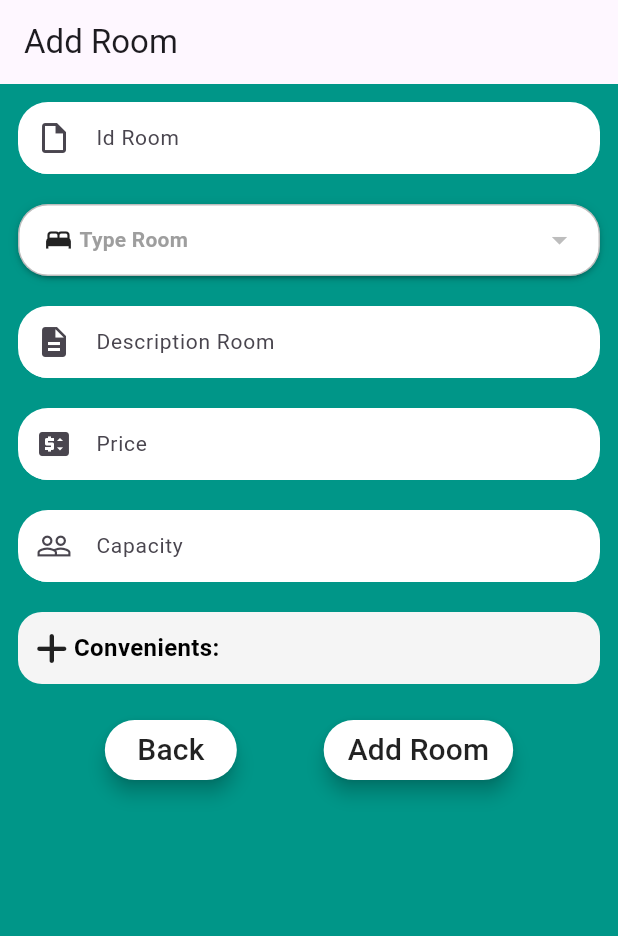
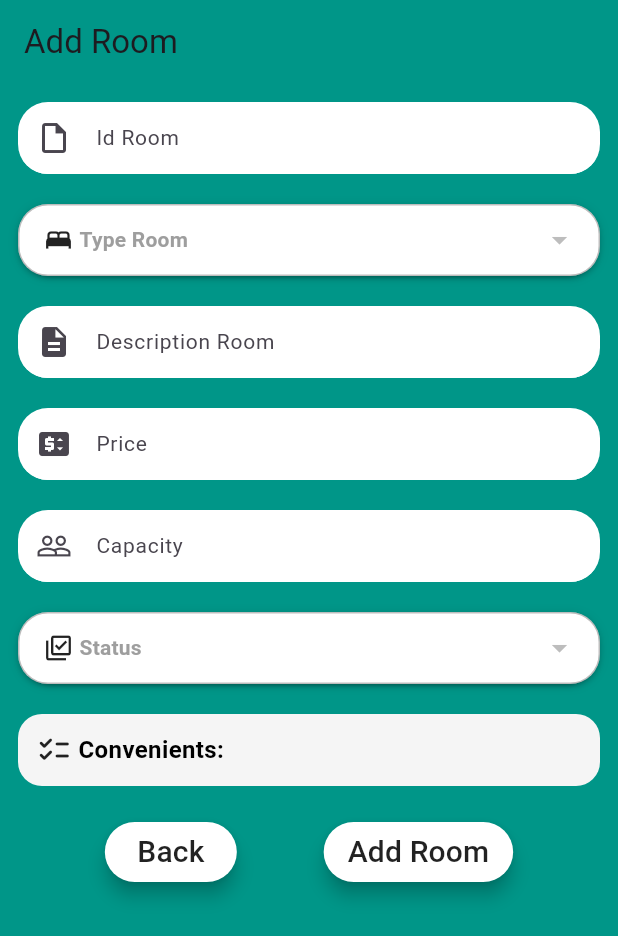
Before and after one commit to tghhyda/n100_hotel_booking, a Flutter app: the AddRoomPage screen opened directly with empty values, after a tap on "Add Room", on a phone screen of 412 x 824 dp. Shown: the top 936 px of the screen. Run offline on Flutter 3.47's test engine with Material 2 defaults, Android fonts, the phone set to English and light mode, and no system bars; drawn by our look-alikes of dropdown_button2; our stand-ins replace cloud_firestore, firebase_auth, firebase_core, firebase_storage, font_awesome_flutter, image_picker and 1 more; accounts and stored records are empty.

Commit message:
thêm thuộc tính cho room

```diff
--- a/lib/pages/adminPages/roomManagement/add_room_page.dart
+++ b/lib/pages/adminPages/roomManagement/add_room_page.dart
@@ -6,6 +6,7 @@ import 'package:n100_hotel_booking/components/dropdownButton/dropdown_button_wid
 import 'package:n100_hotel_booking/components/textFormField/text_form_field_widget.dart';
 import 'package:n100_hotel_booking/constants/app_colors_ext.dart';
 import 'package:n100_hotel_booking/models/room/convenient_model.dart';
+import 'package:n100_hotel_booking/models/room/status_room_model.dart';
 import 'package:n100_hotel_booking/models/room/type_room_model.dart';
 import 'admin_room_controller.dart';
 
@@ -32,19 +33,23 @@ class _AddRoomPageState extends State<AddRoomPage> {
   final TextEditingController priceController = TextEditingController();
   final TextEditingController capacityController = TextEditingController();
 
-  List<String> statusList = ['Pe'];
   TypeRoomModel? selectedTypeRoom;
   List<ConvenientModel>? selectedConvenients;
+  StatusRoomModel? selectedStatusRoom;
 
   List<ConvenientModel> filteredConvenientList = [];
   List<TypeRoomModel> filteredTypeList = [];
+  List<StatusRoomModel> filteredStatusRoomList = [];
 
   @override
   void initState() {
     super.initState();
     fetchTypeRoomList();
     fetchConvenientList();
+    fetchStatusRoomList();
     selectedTypeRoom = filteredTypeList.isNotEmpty ? filteredTypeList[0] : null;
+    selectedStatusRoom =
+        filteredStatusRoomList.isNotEmpty ? filteredStatusRoomList[1] : null;
   }
 
   void fetchConvenientList() async {
@@ -58,6 +63,19 @@ class _AddRoomPageState extends State<AddRoomPage> {
     setState(() {
       filteredConvenientList = convenients;
       selectedConvenients = [];
+    });
+  }
+
+  void fetchStatusRoomList() async {
+    QuerySnapshot convenientSnapshot =
+        await FirebaseFirestore.instance.collection('statusRooms').get();
+    List<StatusRoomModel> statusRooms = convenientSnapshot.docs.map((doc) {
+      String idStatus = doc['idStatus'] as String;
+      String description = doc['description'] as String;
+      return StatusRoomModel(idStatus, description);
+    }).toList();
+    setState(() {
+      filteredStatusRoomList = statusRooms;
     });
   }
 
@@ -86,6 +104,7 @@ class _AddRoomPageState extends State<AddRoomPage> {
     return Scaffold(
       appBar: AppBar(
         title: const Text('Add Room'),
+        backgroundColor: Colors.teal,
         automaticallyImplyLeading: false,
       ),
       body: SingleChildScrollView(
@@ -226,6 +245,78 @@ class _AddRoomPageState extends State<AddRoomPage> {
                         const SizedBox(
                           height: 20,
                         ),
+                        DropdownButtonHideUnderline(
+                          child: DropdownButton2<StatusRoomModel>(
+                            isExpanded: true,
+                            hint: const Row(
+                              children: [
+                                Icon(
+                                  Icons.library_add_check_outlined,
+                                  size: 20,
+                                ),
+                                SizedBox(
+                                  width: 4,
+                                ),
+                                Expanded(
+                                  child: Text(
+                                    'Status',
+                                    style: TextStyle(
+                                      fontSize: 14,
+                                      fontWeight: FontWeight.bold,
+                                      color: Colors.grey,
+                                    ),
+                                    overflow: TextOverflow.ellipsis,
+                                  ),
+                                ),
+                              ],
+                            ),
+                            items: filteredStatusRoomList
+                                .map((StatusRoomModel item) =>
+                                    DropdownMenuItem<StatusRoomModel>(
+                                      value: item,
+                                      child: Row(
+                                        children: [
+                                          const Icon(
+                                            Icons.library_add_check_outlined,
+                                            size: 20,
+                                          ),
+                                          const SizedBox(
+                                            width: 12,
+                                          ),
+                                          Text(
+                                            item.description,
+                                            style: const TextStyle(
+                                              fontSize: 16,
+                                              color: Colors.black,
+                                            ),
+                                            overflow: TextOverflow.ellipsis,
+                                          ),
+                                        ],
+                                      ),
+                                    ))
+                                .toList(),
+                            value: selectedStatusRoom,
+                            onChanged: (value) {
+                              setState(() {
+                                selectedStatusRoom = value;
+                              });
+                            },
+                            buttonStyleData: ButtonStyleData(
+                              padding: const EdgeInsets.only(right: 14),
+                              decoration: BoxDecoration(
+                                borderRadius: BorderRadius.circular(20),
+                                border: Border.all(
+                                  color: Colors.black26,
+                                ),
+                                color: Colors.white,
+                              ),
+                              elevation: 2,
+                            ),
+                          ),
+                        ),
+                        const SizedBox(
+                          height: 20,
+                        ),
                         Container(
                           padding: const EdgeInsets.all(12),
                           decoration: BoxDecoration(
@@ -234,7 +325,7 @@ class _AddRoomPageState extends State<AddRoomPage> {
                           ),
                           child: Row(
                             children: [
-                              FaIcon(FontAwesomeIcons.plus),
+                              const Icon(Icons.checklist_rounded),
                               const Text(
                                 ' Convenients: ',
                                 style: TextStyle(
@@ -325,7 +416,10 @@ class _AddRoomPageState extends State<AddRoomPage> {
                                     nameRoomController.text,
                                     selectedTypeRoom!,
                                     selectedConvenients!,
-                                    descriptionRoomController.text);
+                                    descriptionRoomController.text,
+                                    int.parse(priceController.text),
+                                    int.parse(capacityController.text),
+                                    selectedStatusRoom!);
                                 Navigator.pop(context);
                                 widget.onAddRoomCallback();
                               },
--- a/lib/pages/adminPages/roomManagement/admin_room_controller.dart
+++ b/lib/pages/adminPages/roomManagement/admin_room_controller.dart
@@ -2,18 +2,23 @@ import 'package:cloud_firestore/cloud_firestore.dart';
 import 'package:firebase_auth/firebase_auth.dart';
 import 'package:flutter/material.dart';
 import 'package:n100_hotel_booking/models/room/convenient_model.dart';
+import 'package:n100_hotel_booking/models/room/status_room_model.dart';
 import 'package:n100_hotel_booking/models/room/type_room_model.dart';
 import 'package:n100_hotel_booking/pages/adminPages/admin_room_management_page.dart';
 import 'package:n100_hotel_booking/pages/generalPages/loginPage/login_page.dart';
 
 class AdminRoomController {
   postDetailsRoomToFireStore(
-      BuildContext context,
-      GlobalKey<FormState> formKey,
-      String idRoom,
-      TypeRoomModel typeRoom,
-      List<ConvenientModel> convenients,
-      String descriptionRoom) async {
+    BuildContext context,
+    GlobalKey<FormState> formKey,
+    String idRoom,
+    TypeRoomModel typeRoom,
+    List<ConvenientModel> convenients,
+    String descriptionRoom,
+    int price,
+    int capacity,
+    StatusRoomModel status,
+  ) async {
     FirebaseFirestore firebaseFireStore = FirebaseFirestore.instance;
     if (formKey.currentState!.validate()) {
       CollectionReference ref = firebaseFireStore.collection('rooms');
@@ -29,6 +34,12 @@ class AdminRoomController {
           'idTypeRoom': typeRoom.idTypeRoom,
           'nameTypeRoom': typeRoom.nameTypeRoom,
         },
+        'statusRoom': {
+          'idStatus': status.idStatus,
+          'description': status.description
+        },
+        'price': price,
+        'capacity': capacity,
         'convenients': convenientData,
         'descriptionRoom': descriptionRoom,
         'feedbacks': null
```
